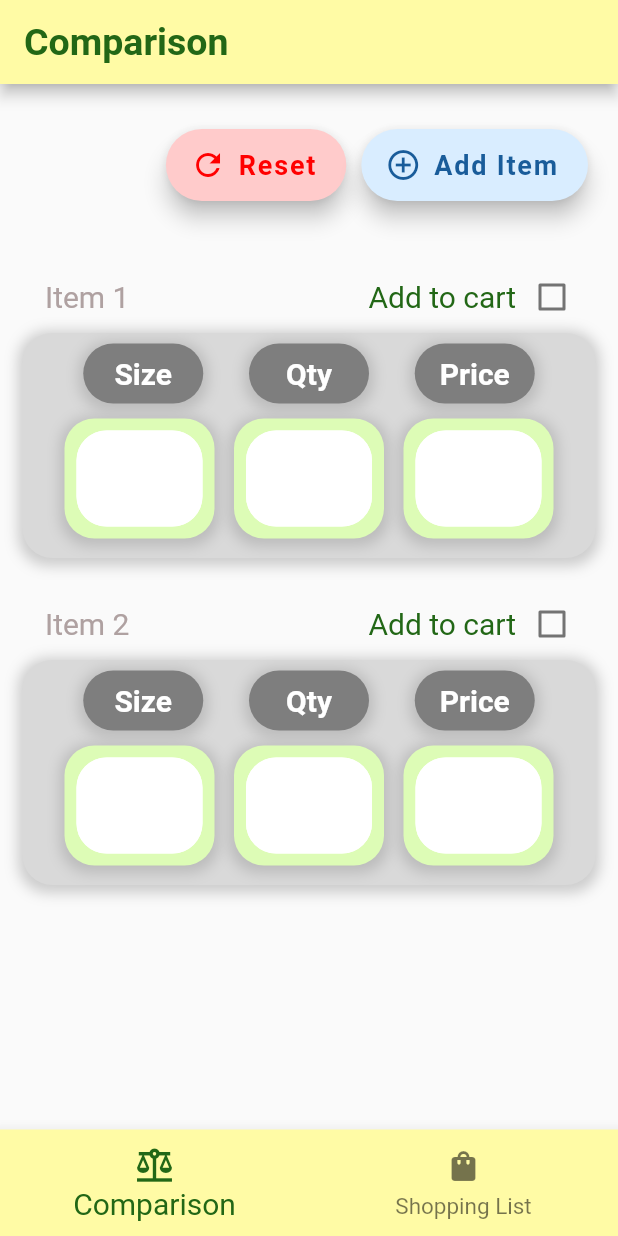
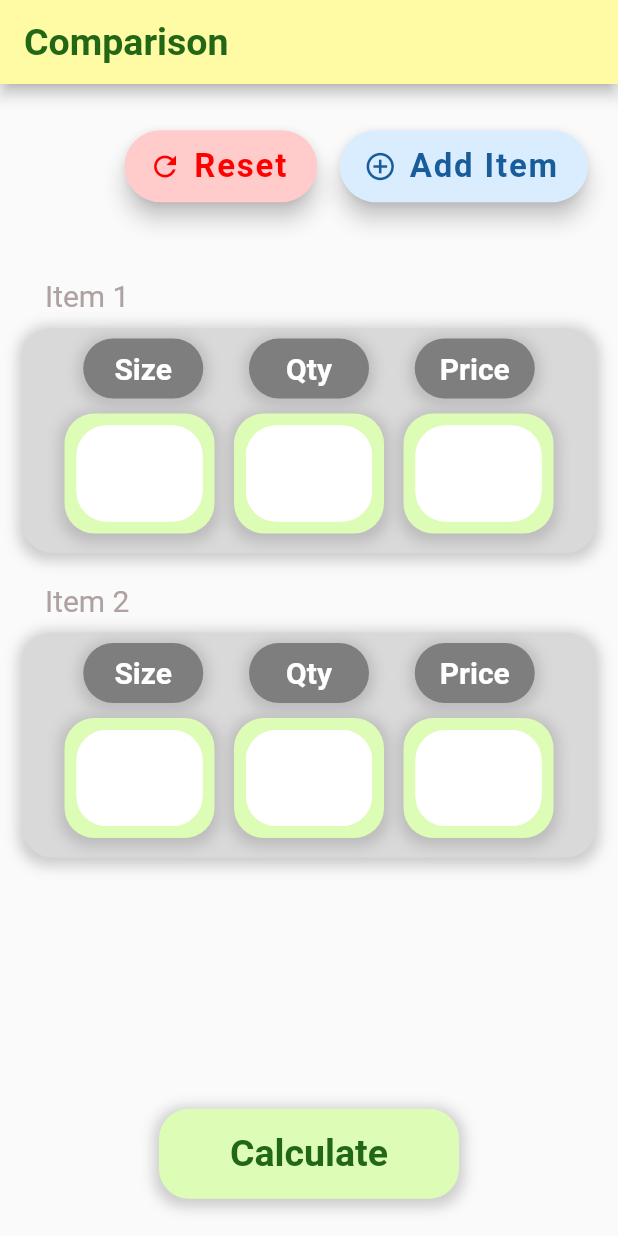
Before and after one commit to Pawarasoms/cheap_cart_app, a Flutter app: the screen it shows after launch, after a tap on "Reset", on a phone screen of 412 x 824 dp. Run offline on Flutter 3.47's test engine with Material 2 defaults, Android fonts, the phone set to English and light mode, and no system bars.

Commit message:
Added the calculate button (no function yet)

```diff
--- a/lib/compare_item.dart
+++ b/lib/compare_item.dart
@@ -1,8 +1,5 @@
-import 'dart:async';
-
 import 'package:flutter/material.dart';
 import 'package:flutter/services.dart';
-import 'package:shopping_list/comparison_screen.dart';
 import 'package:provider/provider.dart';
 import 'constants.dart';
 import 'base_card.dart';
@@ -11,12 +8,11 @@ import 'item_model.dart';
 class CompareItem extends StatefulWidget {
 
   CompareItem({
-    required this.itemNum, required this.addCart, required this.onChanged
+    required this.itemNum, required this.addCart
   });
 
   final int itemNum;
   final bool addCart;
-  Function(bool?)? onChanged;
 
   @override
   CompareItemState createState() => CompareItemState();
@@ -50,22 +46,11 @@ class CompareItemState extends State<CompareItem> {
                 "Item "+ widget.itemNum.toString(),
                 style: TextStyle(fontSize: 20, color: kLightGrey),
               ),
-              Container(
-                child: Row(
-                  children: [
-                    Text(
-                      "Add to cart",
-                      style: TextStyle(fontSize: 20, color: kDarkGreen),
-                    ),
-                    Checkbox(value: widget.addCart, onChanged: widget.onChanged, activeColor: kDarkGreen,)
-                  ],
-                ),
-              ),
             ],
           ),
         ),
         Container(
-          padding: const EdgeInsets.only(left: 15, right: 15,),
+          padding: const EdgeInsets.only(left: 15, right: 15, top: 10),
           child: BaseCard(
             theColor: backgroundButton,
             theChild: Container(
@@ -157,17 +142,7 @@ class CompareItemState extends State<CompareItem> {
                                 child: TextField(
                                   controller: sizeController[widget.itemNum-1],
                                   onSubmitted: (value) {
-                                    int size = int.tryParse(value) ?? 0;
-                                    setState(() {
-                                      item[0] = size;
-                                    });
-                                    print ("widget.itemNum = ${widget.itemNum}");
-
-                                    print("item[0] = ${item[0]}");
-                                    print("(item): ${item}");
-                                    print("before change (myItem1): ${myItem1}");
-
-
+                                    item[0] = int.tryParse(value) ?? 0;
                                     if (widget.itemNum == 1 ){
                                       Provider.of<ItemModel>(context, listen: false).updateMyItem1(item);
                                       print("Done for item1");
@@ -178,7 +153,6 @@ class CompareItemState extends State<CompareItem> {
                                     }else{
                                       Provider.of<ItemModel>(context, listen: false).updateMyItem4(item);
                                     }
-                                    print("after change (myItem1): ${myItem1}");
 
                                   },
                                   textInputAction: TextInputAction.next,
@@ -311,16 +285,6 @@ class CompareItemState extends State<CompareItem> {
             ),
             theOnTapFunc: () {
               print('pressed');
-              // print(item);
-              // print("item"+widget.itemNum.toString());
-              // print(widget.itemNum);
-
-
-              print(myItem1);
-              print(myItem2);
-              print(myItem3);
-              print(myItem4);
-
             },
           ),
         ),
--- a/lib/comparison_screen.dart
+++ b/lib/comparison_screen.dart
@@ -1,10 +1,9 @@
 import 'package:flutter/material.dart';
 import 'package:flutter/services.dart';
+import 'package:shopping_list/base_card.dart';
 import 'package:shopping_list/compare_item.dart';
-import 'package:shopping_list/dialog_popup.dart';
 import 'package:shopping_list/item_model.dart';
 import 'constants.dart';
-import 'shopping_list.dart';
 import 'package:provider/provider.dart';
 
 
@@ -12,7 +11,7 @@ class ComparisonScreen extends StatefulWidget {
 
   final List<int> item;
 
-  ComparisonScreen({super.key,required this.item});
+  ComparisonScreen({Key? key, required this.item}) : super(key: key);
 
   @override
   State<ComparisonScreen> createState() => _ComparisonScreenState();
@@ -36,35 +35,12 @@ class _ComparisonScreenState extends State<ComparisonScreen> {
   int itemNum = 2;
   int _selectedIndex = 0;
 
-  void _onItemTapped(int index) {
-    setState(() {
-      _selectedIndex = index;
-    });
-
-    if (index == 0) {
-      Navigator.of(context).popUntil((route) => route.isFirst);
-    } else {
-      Navigator.pushReplacement(
-        context,
-        MaterialPageRoute(builder: (context) => ShoppingListScreen()),
-      );
-    }
-  }
 
   List item =[
     [1,false],
     [2,false],
   ];
 
-
-  void checkBoxChanged(bool? value, int index){
-    setState(() {
-      item[index][1] =!item[index][1];
-    });
-    showDialog(context: context, builder: (context){
-      return DialogPopUp();
-    },);
-  }
 
   void addItem(){
     setState(() {
@@ -88,9 +64,9 @@ class _ComparisonScreenState extends State<ComparisonScreen> {
 
   TextEditingController _controller = TextEditingController();
 
-
   @override
   Widget build(BuildContext context) {
+
     List<int> myItem1 = Provider.of<ItemModel>(context).item1;
     List<int> myItem2 = Provider.of<ItemModel>(context).item2;
     List<int> myItem3 = Provider.of<ItemModel>(context).item3;
@@ -109,13 +85,16 @@ class _ComparisonScreenState extends State<ComparisonScreen> {
         backgroundColor: headAndTailBG,
         foregroundColor: kDarkGreen,
       ),
-      body: Column(
+      body: SafeArea(
+        child: Column(
           children: [
-          Row(
+            Expanded(
+              flex: 1,
+              child:  Row(
                 mainAxisAlignment: MainAxisAlignment.end,
                 children: [
                   Container(
-                padding: EdgeInsets.only(top: 30, right: 20, bottom: 20),
+                    padding: EdgeInsets.only(top: 20, right: 20,bottom: 20),
                     child: Row(
                       children: [
                         FloatingActionButton.extended(
@@ -124,22 +103,16 @@ class _ComparisonScreenState extends State<ComparisonScreen> {
                             style: TextStyle(
                               color: redText,
                               fontWeight: FontWeight.bold,
-                          fontSize: 18,
+                              fontSize: 22,
                             ),
                           ),
                           backgroundColor: kLigthRed,
                           icon: const Icon(
                             Icons.refresh,
-                        size: 24.0,
+                            size: 22.0,
                             color: redText,
                           ),
                           onPressed: () {
-                        print("Reset");
-                        print("before");
-                        print(myItem1);
-                        print(myItem2);
-                        print(myItem3);
-                        print(myItem4);
                             reset();
 
                             setState(() {
@@ -168,16 +141,10 @@ class _ComparisonScreenState extends State<ComparisonScreen> {
                             sizeController[3].clear();
                             qtyController[3].clear();
                             priceController[3].clear();
-
-                        print("after");
-                        print(myItem1);
-                        print(myItem2);
-                        print(myItem3);
-                        print(myItem4);
                           },
                         ),
                         const SizedBox(
-                      width: 10,
+                          width: 15,
                         ),
                         FloatingActionButton.extended(
                           label: const Text(
@@ -185,13 +152,13 @@ class _ComparisonScreenState extends State<ComparisonScreen> {
                             style: TextStyle(
                               color: kDarkBlue,
                               fontWeight: FontWeight.bold,
-                          fontSize: 18,
+                              fontSize: 22,
                             ),
                           ),
                           backgroundColor: kLigthBlue,
                           icon: const Icon(
                             Icons.add_circle_outline,
-                        size: 24.0,
+                            size: 22.0,
                             color: kDarkBlue,
                           ),
                           onPressed: () {
@@ -205,7 +172,9 @@ class _ComparisonScreenState extends State<ComparisonScreen> {
                 ],
 
               ),
+            ),
             Expanded(
+              flex: 5,
               child: ListView.builder(
                 padding: EdgeInsets.only(bottom: 30),
                 itemCount: item.length,
@@ -213,33 +182,45 @@ class _ComparisonScreenState extends State<ComparisonScreen> {
                   return CompareItem(
                     itemNum: item[index][0],
                     addCart: item[index][1],
-                  onChanged: (value) => checkBoxChanged(value, index),
                   );
                 },
               ),
             ),
-
+            Expanded(
+              flex: 1,
+              child: Container(
+                // height: 10,
+                width: double.infinity,
+                alignment: Alignment.center,
+                // color: headAndTailBG,
+                child: BaseCard(
+                  theColor: kLightGreen,
+                  theChild: Container(
+                    width: 200.0,
+                    height: 60.0,
+                    child: const Center(
+                      child: Text(
+                        "Calculate",
+                        style: TextStyle(
+                          fontSize: 25,
+                          fontWeight: FontWeight.bold,
+                          color: kDarkGreen,
+                        ),
+                      ),
+                    ),
+                  ),
+                  theOnTapFunc: (){
+                    print("item 1 : ${myItem1}");
+                    print("item 2 : ${myItem2}");
+                    print("item 3 : ${myItem3}");
+                    print("item 4 : ${myItem4}");
+                    print(item.length);
+                  },
+                ),
+              ),
+            ),
           ],
         ),
-      bottomNavigationBar: BottomNavigationBar(
-        items: const <BottomNavigationBarItem>[
-          BottomNavigationBarItem(
-            icon: Icon(Icons.balance),
-            label: 'Comparison',
-          ),
-          BottomNavigationBarItem(
-            icon: Icon(Icons.shopping_bag),
-            label: 'Shopping List',
-          ),
-        ],
-        currentIndex: _selectedIndex,
-        selectedItemColor: kDarkGreen,
-        backgroundColor: headAndTailBG,
-        unselectedFontSize: 15,
-        selectedFontSize: 20,
-        selectedIconTheme:
-        const IconThemeData(color: kDarkGreen, size: 28),
-        onTap: _onItemTapped,
       ),
     );
   }
--- a/lib/item_model.dart
+++ b/lib/item_model.dart
@@ -4,70 +4,57 @@ import 'package:flutter/cupertino.dart';
 class ItemModel extends ChangeNotifier{
 
   List<int> _item1=<int>[];
+  List<int> _item2=<int>[];
+  List<int> _item3=<int>[];
+  List<int> _item4=<int>[];
+
 
   List<int> get item1 => _item1;
+  List<int> get item2 => _item2;
+  List<int> get item3 => _item3;
+  List<int> get item4 => _item4;
+
 
   set item1(List<int> item1) {
     _item1 = item1;
   }
+  set item2(List<int> item2) {
+    _item2 = item2;
+  }
+  set item3(List<int> item3) {
+    _item3 = item3;
+  }
+  set item4(List<int> item4) {
+    _item4 = item4;
+  }
+
 
   void updateMyItem1(List<int> newItem1) {
     _item1 = newItem1;
     notifyListeners();
   }
-
-  void clearItem1() {
-    item1.clear();
-  }
-
-  List<int> _item2=<int>[];
-
-  List<int> get item2 => _item2;
-
-  set item2(List<int> item2) {
-    _item2 = item2;
-  }
-
   void updateMyItem2(List<int> newItem2) {
     _item2 = newItem2;
     notifyListeners();
   }
-
-  List<int> _item3=<int>[];
-
-  List<int> get item3 => _item3;
-
-  set item3(List<int> item3) {
-    _item3 = item3;
-  }
-
   void updateMyItem3(List<int> newItem3) {
     _item3 = newItem3;
     notifyListeners();
-  }
-
-  List<int> _item4=<int>[];
-
-  List<int> get item4 => _item4;
-
-  set item4(List<int> item4) {
-    _item4 = item4;
   }
   void updateMyItem4(List<int> newItem4) {
     _item4 = newItem4;
     notifyListeners();
   }
 
+
   List<TextEditingController> sizeController = [
     for (int i = 0; i < 4; i++)
       TextEditingController()
   ];
-
   List<TextEditingController> qtyController = [
     for (int i = 0; i < 4; i++)
       TextEditingController()
   ];
-
   List<TextEditingController> priceController = [
     for (int i = 0; i < 4; i++)
       TextEditingController()
```
Also changed, not shown: lib/dialog_popup.dart (deleted, +0 -72 lines). Lines whose indentation alone changed are shown as unchanged.
